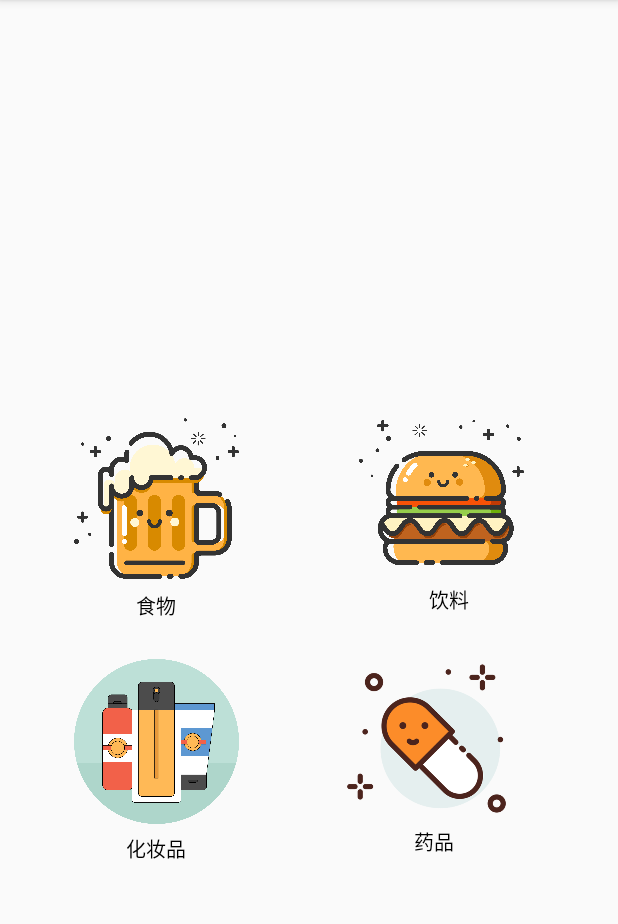
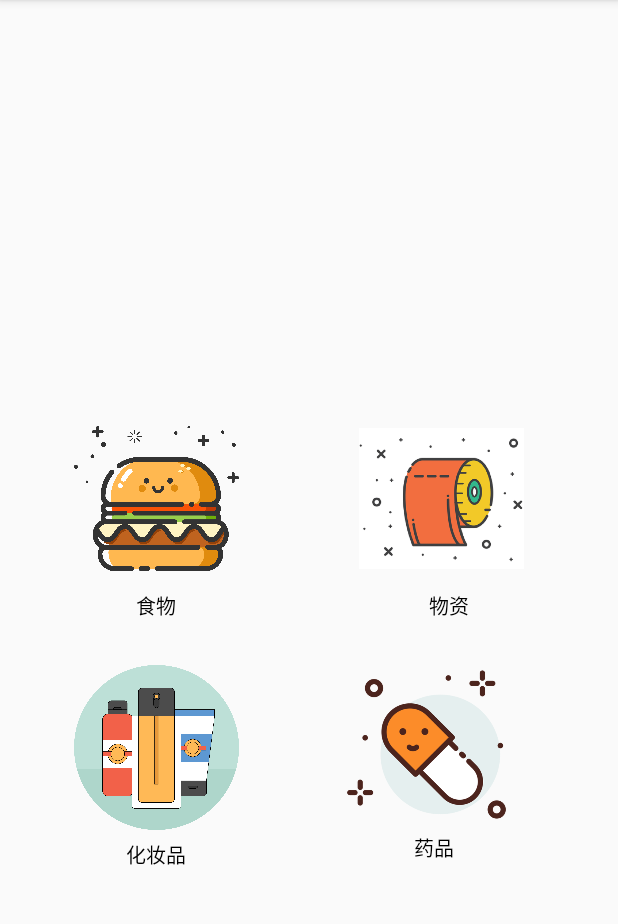
Before and after one commit to 13-pieces-teen/StockUp, an Android app: the screen it shows after launch (MainActivity), on a phone screen of 412 x 824 dp, the part 84-1008 px from its top. Run offline under Robolectric (Android 15) with nearby library versions, the phone set to English and light mode, and no system bars; libraries missing offline, so code that uses them is left out: com.roughike.bottombar.

Commit message:
修改物资

```diff
--- a/app/src/main/res/layout/activity_main.xml
+++ b/app/src/main/res/layout/activity_main.xml
@@ -46,12 +46,12 @@
             android:id="@+id/textView2"
             android:layout_width="70dp"
             android:layout_height="30dp"
-            android:layout_below="@+id/food_view"
+            android:layout_below="@+id/substance_view"
             android:layout_marginStart="125dp"
             android:layout_marginTop="1dp"
             android:layout_toEndOf="@+id/textView1"
             android:gravity="center"
-            android:text="@string/饮料"
+            android:text="@string/物资"
             android:textColor="@color/black"
             android:textSize="13sp" />
 
@@ -74,7 +74,7 @@
             android:id="@+id/drug_view"
             android:layout_width="130dp"
             android:layout_height="130dp"
-            android:layout_below="@+id/food_view"
+            android:layout_below="@+id/substance_view"
             android:layout_marginStart="60dp"
             android:layout_marginTop="44dp"
             android:layout_toEndOf="@+id/cosmetics_view"
@@ -90,18 +90,18 @@
             android:layout_marginStart="49dp"
             android:layout_marginTop="170dp"
             android:contentDescription="@string/食物"
-            app:srcCompat="@drawable/drink" />
+            app:srcCompat="@drawable/food" />
 
         <ImageView
-            android:id="@+id/food_view"
+            android:id="@+id/substance_view"
             android:layout_width="110dp"
             android:layout_height="110dp"
             android:layout_alignParentTop="true"
             android:layout_marginStart="80dp"
-            android:layout_marginTop="166dp"
+            android:layout_marginTop="170dp"
             android:layout_toEndOf="@+id/drink_view"
             android:contentDescription="@string/药品"
-            app:srcCompat="@drawable/food" />
+            app:srcCompat="@drawable/substance" />
 
         <TextView
             android:id="@+id/textView1"
@@ -120,7 +120,7 @@
             android:id="@+id/cosmetics_view"
             android:layout_width="110dp"
             android:layout_height="110dp"
-            android:layout_below="@+id/food_view"
+            android:layout_below="@+id/substance_view"
             android:layout_alignParentStart="true"
             android:layout_marginStart="49dp"
             android:layout_marginTop="56dp"
--- a/app/src/main/res/values/strings.xml
+++ b/app/src/main/res/values/strings.xml
@@ -4,4 +4,5 @@
     <string name="化妆品">化妆品</string>
     <string name="饮料">饮料</string>
     <string name="食物">食物</string>
+    <string name="物资">物资</string>
 </resources>
```
Also changed, not shown: app/src/main/res/drawable/drink.png (deleted), app/src/main/res/drawable/substance.png (added).
